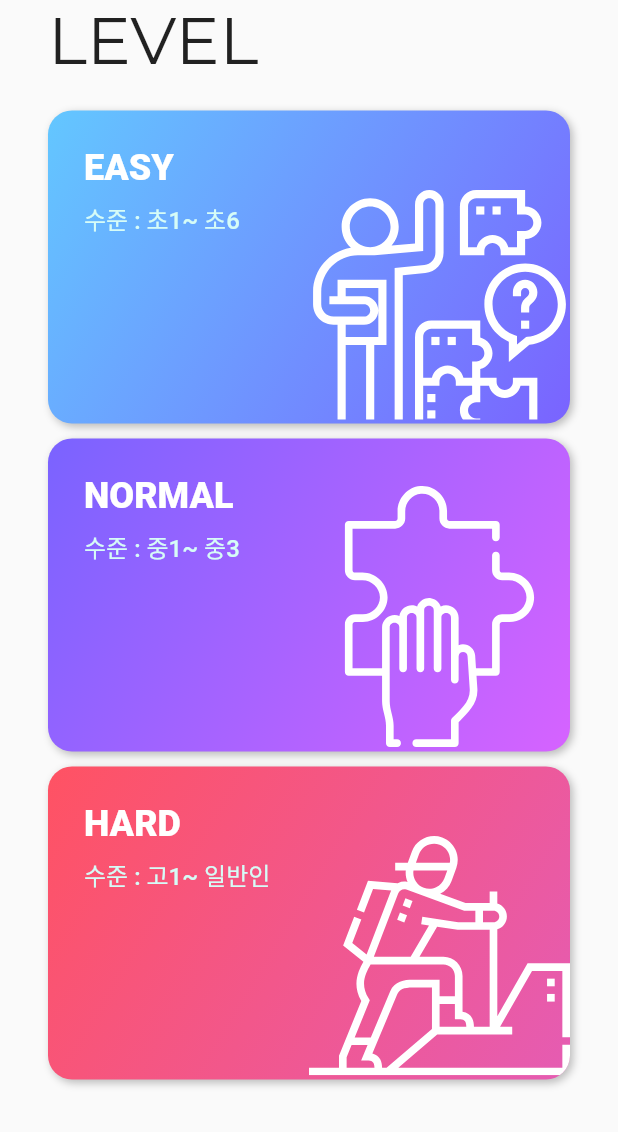
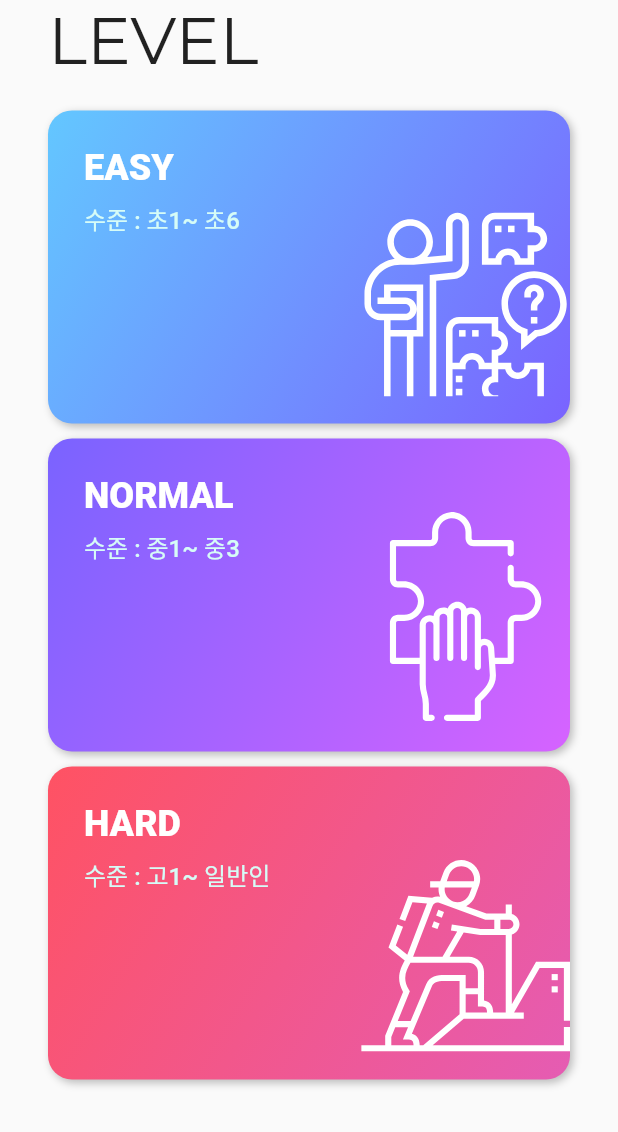
Before and after one commit to BlankyDcamp/blanky, a Flutter app: the DualDifficultySelectPage screen opened directly, on a phone screen of 412 x 824 dp, the part 104-1236 px from its top. Run offline on Flutter 3.47's test engine with Material 2 defaults, Android fonts, the phone set to English and light mode, and no system bars; our stand-ins replace flutter_svg, shared_preferences; missing offline and left inert: kakao_flutter_sdk; accounts and stored records are empty; project files that could hold a hidden picture were left out.

Commit message:
style widgets

```diff
--- a/lib/page/auth/login/loginDialog.dart
+++ b/lib/page/auth/login/loginDialog.dart
@@ -18,13 +18,13 @@ class LoginDialog extends StatelessWidget {
       title: Row(
         mainAxisAlignment: MainAxisAlignment.spaceBetween,
         crossAxisAlignment: CrossAxisAlignment.center,
-        mainAxisSize: MainAxisSize.min,
+        mainAxisSize: MainAxisSize.max,
         children: [
           Text(
             "로그인이 필요한 서비스입니다 :)",
             style: TextStyle(
               color: appTheme.primaryColor,
-              fontSize: 18,
+              fontSize: 16,
               fontWeight: FontWeight.bold
             ),
           ),
--- a/lib/page/commonWidgets/difficultyContent.dart
+++ b/lib/page/commonWidgets/difficultyContent.dart
@@ -18,7 +18,7 @@ class DifficultyContent extends StatelessWidget {
       mainAxisAlignment: MainAxisAlignment.spaceBetween,
       children: [
         Expanded(
-          flex: 5,
+          flex: 6,
           child: Container(
             margin: EdgeInsets.symmetric(vertical: 24,horizontal: 24),
             child: Column(
@@ -48,7 +48,7 @@ class DifficultyContent extends StatelessWidget {
           ),
         ),
         Expanded(
-          flex: 5,
+          flex: 4,
           child: Align(
             alignment: Alignment.bottomCenter,
             child: Container(
```
